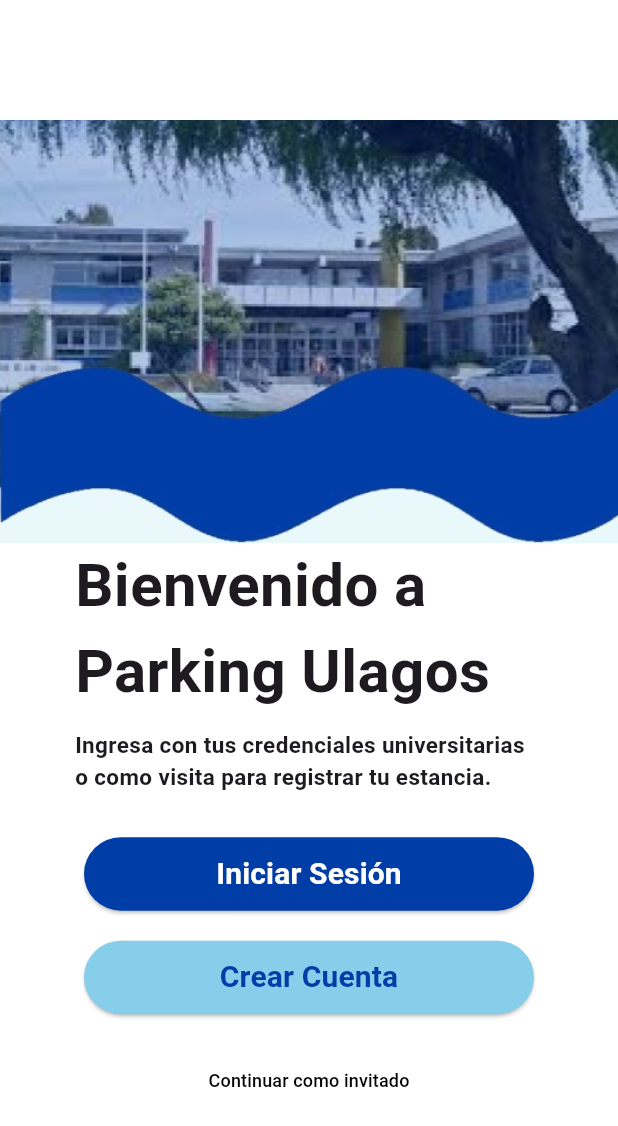
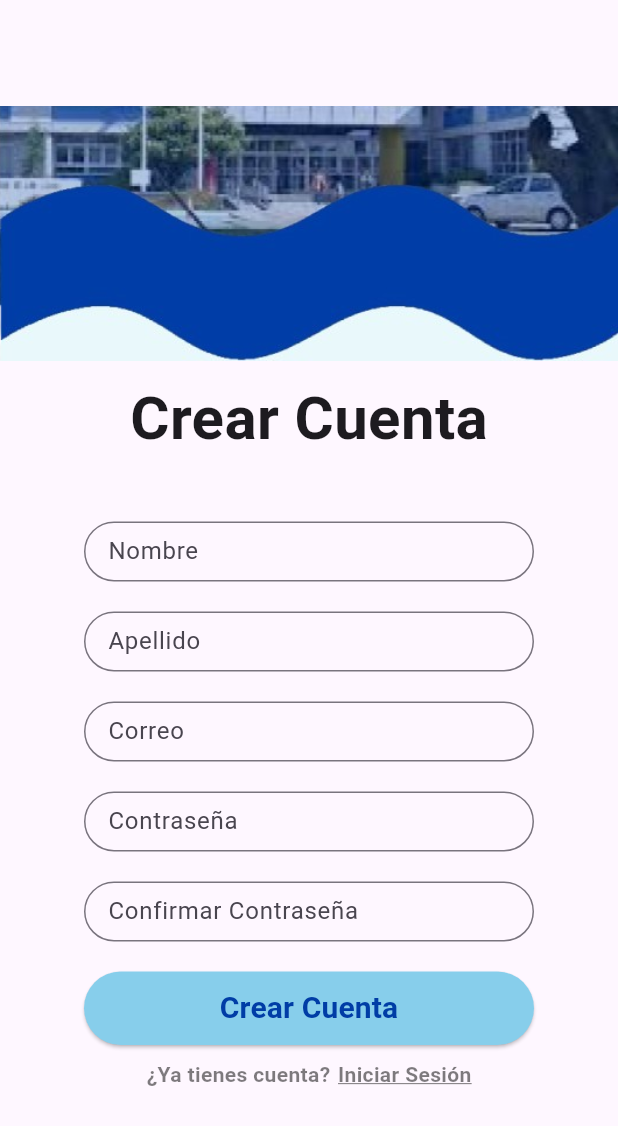
Before and after one commit to Gonzalolo1123/PUM-Parking-Ula-Movil-, a Flutter app: the screen it shows after launch, after a tap on "Crear Cuenta", on a phone screen of 412 x 824 dp. Shown: the top 1126 px of the screen. Run offline on Flutter 3.47's test engine with Material 3 defaults, Android fonts, the phone set to English and light mode, and no system bars.

Commit message:
Avances pag2,3,4,5

```diff
--- a/lib/main.dart
+++ b/lib/main.dart
@@ -1,5 +1,7 @@
 // ignore_for_file: avoid_print
 import 'pag2.dart';
+import 'pag3.dart';
+import 'pag4.dart';
 import 'package:flutter/material.dart';
 
 void main() {
@@ -91,12 +93,10 @@
           ElevatedButton(
             onPressed: () {
               // Agrega la lógica para el botón de Crear Cuenta
-              print('¡El botón de crear cuenta ha sido presionado!');
-
-              /*Navigator.push(
+              Navigator.push(
                 context,
                 MaterialPageRoute(builder: (context) => const LogUp()),
-              );*/
+              );
             },
             style: ElevatedButton.styleFrom(
               minimumSize: const Size(300, 40),
@@ -117,7 +117,10 @@
           TextButton(
             onPressed: () {
               // Función que se ejecuta cuando se presiona el botón
-              print('¡El botón de invitado ha sido presionado!');
+              Navigator.push(
+                context,
+                MaterialPageRoute(builder: (context) => const LogInGuest()),
+              );
             },
             style: TextButton.styleFrom(
               padding: const EdgeInsets.all(15.0),
@@ -131,6 +134,7 @@
               ),
             ),
           ),
+          const SizedBox(height: 19.0),
         ],
       ),
     );
--- /dev/null
+++ b/lib/pag3.dart
@@ -0,0 +1,180 @@
+// ignore_for_file: avoid_print
+
+import 'package:flutter/material.dart';
+import 'pag2.dart';
+
+class LogUp extends StatelessWidget {
+  const LogUp({super.key});
+
+  @override
+  Widget build(BuildContext context) {
+    return Scaffold(
+      body: Center(
+        child: Column(
+          mainAxisAlignment: MainAxisAlignment.center,
+          crossAxisAlignment: CrossAxisAlignment.center,
+          children: [
+            Image.asset(
+              'assets/logo3.png',
+            ),
+            Column(
+              crossAxisAlignment: CrossAxisAlignment.center,
+              children: [
+                const SizedBox(height: 10.0),
+                const Text(
+                  'Crear Cuenta',
+                  style: TextStyle(fontWeight: FontWeight.bold, fontSize: 40),
+                ),
+                const SizedBox(height: 40.0),
+                SizedBox(
+                  width: 300, // Ajusta el ancho según tus necesidades
+                  height: 40, // Ajusta el alto según tus necesidades
+                  child: TextFormField(
+                    decoration: const InputDecoration(
+                      labelText: 'Nombre',
+                      border: OutlineInputBorder(
+                          borderRadius: BorderRadius.all(Radius.circular(100))),
+                    ),
+                  ),
+                ),
+                const SizedBox(height: 20.0),
+                SizedBox(
+                  width: 300, // Ajusta el ancho según tus necesidades
+                  height: 40, // Ajusta el alto según tus necesidades
+                  child: TextFormField(
+                    obscureText: true,
+                    decoration: const InputDecoration(
+                      labelText: 'Apellido',
+                      hintStyle: TextStyle(
+                        fontSize:
+                            15, // Ajusta el tamaño de fuente según tus necesidades
+                        color: Colors.white,
+                        fontWeight: FontWeight.bold,
+                      ),
+                      border: OutlineInputBorder(
+                          borderRadius: BorderRadius.all(Radius.circular(100))),
+                    ),
+                  ),
+                ),
+                const SizedBox(height: 20.0),
+                SizedBox(
+                  width: 300, // Ajusta el ancho según tus necesidades
+                  height: 40, // Ajusta el alto según tus necesidades
+                  child: TextFormField(
+                    obscureText: true,
+                    decoration: const InputDecoration(
+                      labelText: 'Correo',
+                      hintStyle: TextStyle(
+                        fontSize:
+                            15, // Ajusta el tamaño de fuente según tus necesidades
+                        color: Colors.white,
+                        fontWeight: FontWeight.bold,
+                      ),
+                      border: OutlineInputBorder(
+                          borderRadius: BorderRadius.all(Radius.circular(100))),
+                    ),
+                  ),
+                ),
+                const SizedBox(height: 20.0),
+                SizedBox(
+                  width: 300, // Ajusta el ancho según tus necesidades
+                  height: 40, // Ajusta el alto según tus necesidades
+                  child: TextFormField(
+                    obscureText: true,
+                    decoration: const InputDecoration(
+                      labelText: 'Contraseña',
+                      hintStyle: TextStyle(
+                        fontSize:
+                            15, // Ajusta el tamaño de fuente según tus necesidades
+                        color: Colors.white,
+                        fontWeight: FontWeight.bold,
+                      ),
+                      border: OutlineInputBorder(
+                          borderRadius: BorderRadius.all(Radius.circular(100))),
+                    ),
+                  ),
+                ),
+                const SizedBox(height: 20.0),
+                SizedBox(
+                  width: 300, // Ajusta el ancho según tus necesidades
+                  height: 40, // Ajusta el alto según tus necesidades
+                  child: TextFormField(
+                    obscureText: true,
+                    decoration: const InputDecoration(
+                      labelText: 'Confirmar Contraseña',
+                      hintStyle: TextStyle(
+                        fontSize:
+                            15, // Ajusta el tamaño de fuente según tus necesidades
+                        color: Colors.white,
+                        fontWeight: FontWeight.bold,
+                      ),
+                      border: OutlineInputBorder(
+                          borderRadius: BorderRadius.all(Radius.circular(100))),
+                    ),
+                  ),
+                ),
+                const SizedBox(height: 20.0),
+                ElevatedButton(
+                  onPressed: () async {
+                    // Agrega la lógica para el botón de Crear Cuenta
+                    //print('¡El botón de crear cuenta ha sido presionado!');
+                  },
+                  style: ElevatedButton.styleFrom(
+                    minimumSize: const Size(300, 40),
+                    padding: const EdgeInsets.all(10.0),
+                    backgroundColor: const Color(0xFF87CEEB),
+                  ),
+                  child: const Text(
+                    'Crear Cuenta',
+                    style: TextStyle(
+                      fontSize:
+                          20, // Ajusta el tamaño de fuente según tus necesidades
+                      color: Color(0xFF003DA6),
+                      fontWeight: FontWeight.bold,
+                    ),
+                  ),
+                ),
+                const SizedBox(height: 10.0),
+                Row(
+                  mainAxisAlignment: MainAxisAlignment.center,
+                  children: [
+                    const Text(
+                      '¿Ya tienes cuenta?',
+                      style: TextStyle(
+                        fontWeight: FontWeight.bold,
+                        color: Color.fromARGB(130, 0, 0, 0),
+                        decorationColor: Color.fromARGB(130, 0, 0, 0),
+                      ),
+                    ),
+                    const SizedBox(width: 5), // Espacio entre los textos
+                    GestureDetector(
+                      onTap: () {
+                        print('iniciar sesión click');
+
+                        Navigator.push(
+                          context,
+                          MaterialPageRoute(builder: (context) => const LogIn()),
+                        );
+
+                      },
+                      child: const Text(
+                        'Iniciar Sesión',
+                        style: TextStyle(
+                          fontWeight: FontWeight.bold,
+                          color: Color.fromARGB(130, 0, 0, 0),
+                          decoration: TextDecoration.underline,
+                          decorationColor: Color.fromARGB(130, 0, 0, 0),
+                        ),
+                      ),
+                    ),
+                  ],
+                ),
+              ],
+            ),
+            const SizedBox(height: 27.0),
+          ],
+        ),
+      ),
+    );
+  }
+}
--- a/pubspec.yaml
+++ b/pubspec.yaml
@@ -59,6 +59,8 @@
   uses-material-design: true
   assets:
     - assets/logo.png
+    - assets/logo2.png
+    - assets/logo3.png
     - assets/logoGPS.png
 
   # An image asset can refer to one or more resolution-specific "variants", see
```
Also changed, not shown: lib/pag2.dart (+7 -2 lines), lib/pag4.dart (added, +159 -0 lines), assets/logo2.png (added), assets/logo3.png (added).
